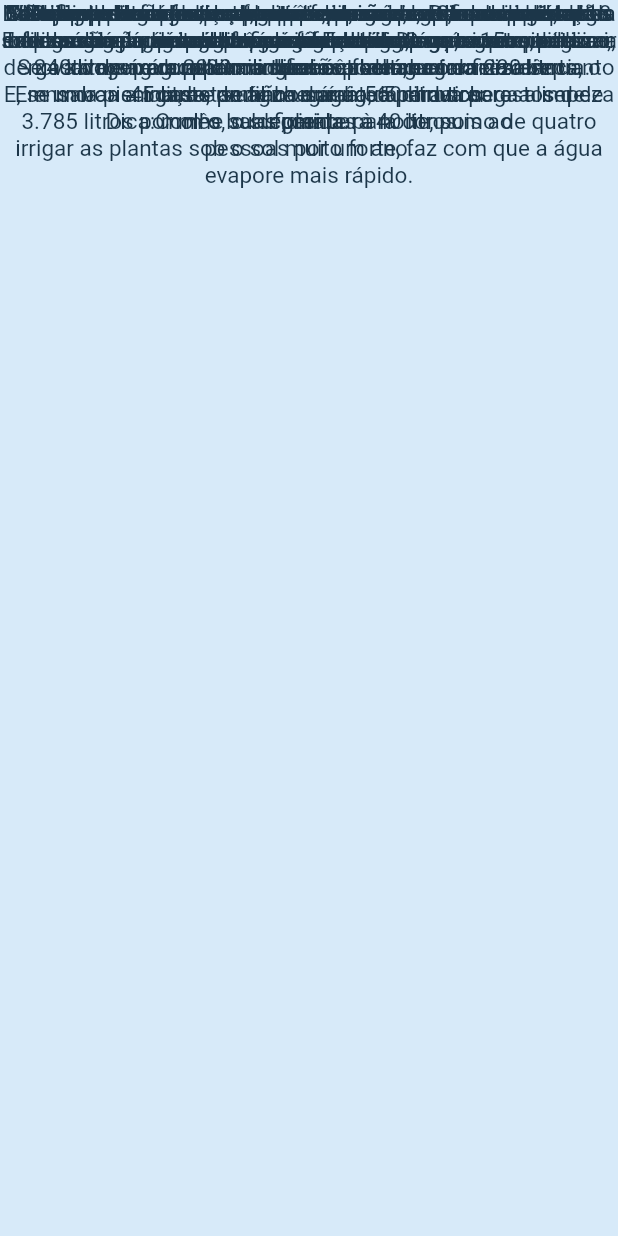
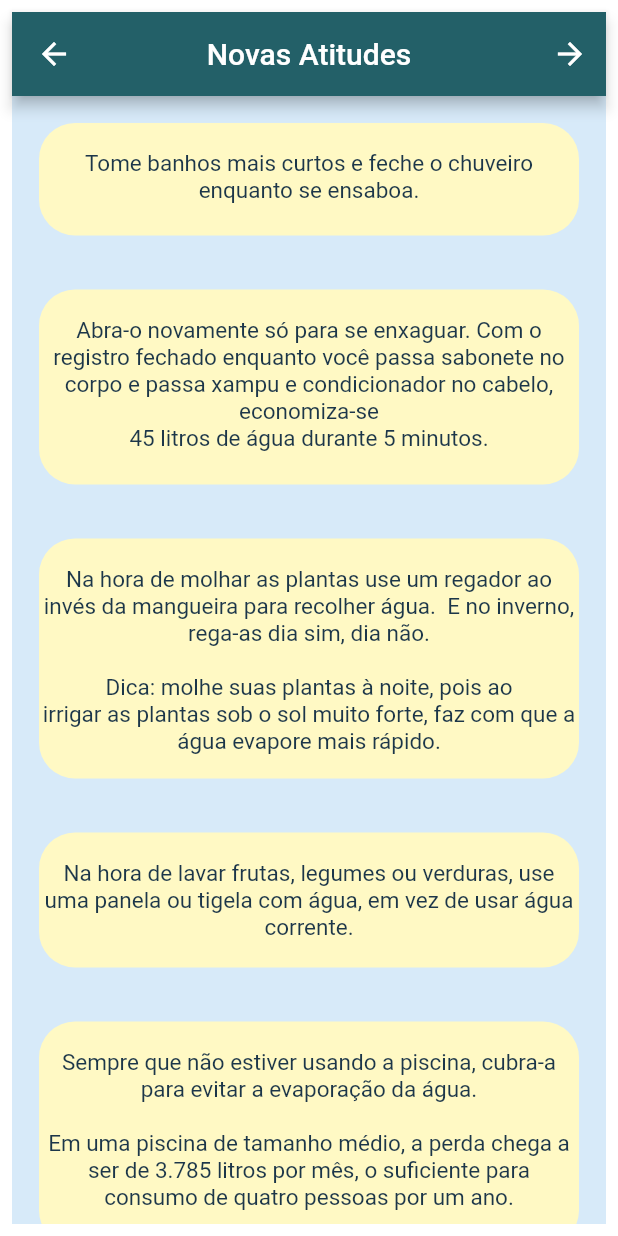
Before and after one commit to EcoBudget/EcoBudget, a Flutter app: the casaaguadicas1 screen opened directly, on a phone screen of 412 x 824 dp. Run offline on Flutter 3.47's test engine with Material 2 defaults, Android fonts, the light colour scheme and no system bars; our stand-ins replace flutter_svg; missing offline and left inert: adobe_xd; Roboto replaces fonts that are missing (Segoe UI).

Commit message:
casa -> agua consertada

```diff
--- a/ecobudget_app/lib/casa/agua/casaagua.dart
+++ b/ecobudget_app/lib/casa/agua/casaagua.dart
@@ -24,7 +24,7 @@ class casaagua extends StatelessWidget {
               children: <Widget>[
                       // Adobe XD layer: 'Posts' (group)
                             Text(
-                          '\nINTRODUÇÃO\n',
+                          '\nINTRODUÇÃO',
                           style: TextStyle(
                             fontFamily: 'Arial',
                             fontSize: 20,
--- a/ecobudget_app/lib/casa/agua/casaaguadicas1.dart
+++ b/ecobudget_app/lib/casa/agua/casaaguadicas1.dart
@@ -1,3 +1,4 @@
+import 'package:ecobudget_app/casa/agua/casaaguadicas2.dart';
 import 'package:flutter/material.dart';
 import 'package:adobe_xd/pinned.dart';
 
@@ -5,99 +6,45 @@ class casaaguadicas1 extends StatelessWidget {
   //casaaguadicas1({Key key,}) : super(key: key);
   @override
   Widget build(BuildContext context) {
-    return Scaffold(
+    return Padding(
+      padding: const EdgeInsets.all(8.0),
+      child: Scaffold(
+        appBar: AppBar(
+          leading: BackButton(
+            onPressed: () {
+              Navigator.pop(context);
+            },
+          ),
+          title: Text("Novas Atitudes"),
+          centerTitle: true,
+          backgroundColor: Color(0xff236068),
+          actions: [
+            IconButton(
+              onPressed: () {
+                Navigator.push(context, MaterialPageRoute(builder: (context) {
+                  return casaaguadicas2();
+                }));
+              },
+              icon: Icon(Icons.arrow_forward),
+              tooltip: 'Mudanças Estruturais',
+            ),
+          ],
+        ),
         backgroundColor: const Color(0xffd7eaf9),
-      body: Stack(
+        body: ListView(
           children: <Widget>[
-          Pinned.fromPins(
-            Pin(size: 6.0, middle: 0.4463),
-            Pin(size: 11.0, middle: 0.3956),
+
+            Padding(
+              padding: const EdgeInsets.all(8.0),
+              child: Container(
+                height: 75,
+                margin: EdgeInsets.all(10),
+                decoration: BoxDecoration(
+                  color: Colors.yellow[100],
+                  borderRadius: BorderRadius.circular(24),
+                ),
                 child: Text(
-              '',
-              style: TextStyle(
-                fontFamily: 'Segoe UI',
-                fontSize: 15,
-                color: const Color(0xff1c3649),
-              ),
-              textAlign: TextAlign.center,
-            ),
-          ),
-          Pinned.fromPins(
-            Pin(size: 22.0, middle: 0.7308),
-            Pin(size: 6.0, middle: 0.4056),
-            child: Text(
-              '',
-              style: TextStyle(
-                fontFamily: 'Segoe UI',
-                fontSize: 15,
-                color: const Color(0xff1c3649),
-              ),
-              textAlign: TextAlign.center,
-            ),
-          ),
-          Pinned.fromPins(
-            Pin(size: 4.0, middle: 0.4775),
-            Pin(size: 9.0, middle: 0.4473),
-            child: Text(
-              '',
-              style: TextStyle(
-                fontFamily: 'Segoe UI',
-                fontSize: 15,
-                color: const Color(0xff1c3649),
-              ),
-              textAlign: TextAlign.center,
-            ),
-          ),
-          Pinned.fromPins(
-            Pin(size: 5.0, middle: 0.4704),
-            Pin(size: 21.0, middle: 0.454),
-            child: Text(
-              '',
-              style: TextStyle(
-                fontFamily: 'Segoe UI',
-                fontSize: 15,
-                color: const Color(0xff1c3649),
-              ),
-              textAlign: TextAlign.center,
-            ),
-          ),
-          Pinned.fromPins(
-            Pin(size: 0.0, middle: 0.3139),
-            Pin(size: 0.0, middle: 0.4579),
-            child: Text(
-              '',
-              style: TextStyle(
-                fontFamily: 'Segoe UI',
-                fontSize: 15,
-                color: const Color(0xff1c3649),
-              ),
-              textAlign: TextAlign.center,
-            ),
-          ),
-          Pinned.fromPins(
-            Pin(size: 126.0, start: 47.0),
-            Pin(size: 18.0, middle: 0.4563),
-            child: Text(
-              '',
-              style: TextStyle(
-                fontFamily: 'Segoe UI',
-                fontSize: 15,
-                color: const Color(0xff1c3649),
-              ),
-              textAlign: TextAlign.center,
-            ),
-          ),
-          Container(),
-          Container(),
-          Pinned.fromPins(
-            Pin(start: 32.0, end: 32.0),
-            Pin(size: 46.0, start: 160.0),
-            child: Transform.rotate(
-              angle: 0.0,
-              child: Scrollbar(
-                child: SingleChildScrollView(
-                  child: Text(
-                    '  Tome banhos mais curtos e feche o chuveiro enquanto se ensaboa.\n\n',
+                  '\nTome banhos mais curtos e feche o chuveiro enquanto se ensaboa.\n\n',
                   style: TextStyle(
                     fontFamily: 'Segoe UI',
                     fontSize: 15,
@@ -107,13 +54,17 @@ class casaaguadicas1 extends StatelessWidget {
                 ),
               ),
             ),
+      Padding(
+        padding: const EdgeInsets.all(8.0),
+        child: Container(
+          height: 130,
+          margin: EdgeInsets.all(10),
+          decoration: BoxDecoration(
+            color: Colors.yellow[100],
+            borderRadius: BorderRadius.circular(24),
           ),
-          ),
-          Pinned.fromPins(
-            Pin(start: 44.0, end: 32.0),
-            Pin(size: 105.0, start: 206.0),
-            child: Text(
-              'Abra-o novamente só para se enxaguar. Com o registro fechado enquanto você passa sabonete no corpo e passa xampu e condicionador no cabelo, economiza-se \n45 litros de água durante 5 minutos.',
+          child:Text(
+                '\nAbra-o novamente só para se enxaguar. Com o registro fechado enquanto você passa sabonete no corpo e passa xampu e condicionador no cabelo, economiza-se \n45 litros de água durante 5 minutos.',
                 style: TextStyle(
                   fontFamily: 'Segoe UI',
                   fontSize: 15,
@@ -121,19 +72,20 @@ class casaaguadicas1 extends StatelessWidget {
                 ),
                 textAlign: TextAlign.center,
               ),
+        )
       ),
-          Container(),
-          Container(),
-          Container(),
-          Container(),
-          Container(),
-          Container(),
-          Container(),
-          Pinned.fromPins(
-            Pin(start: 39.0, end: 38.0),
-            Pin(size: 172.0, middle: 0.6436),
-            child: Text(
-              'Na hora de molhar as plantas use um regador ao invés da mangueira para recolher água.  E no inverno, rega-as dia sim, dia não. \n\nDica: molhe suas plantas à noite, pois ao\nirrigar as plantas sob o sol muito forte, faz com que a água evapore mais rápido.',
+
+      Padding(
+        padding: const EdgeInsets.all(8.0),
+        child: Container(
+          height: 160,
+          margin: EdgeInsets.all(10),
+          decoration: BoxDecoration(
+            color: Colors.yellow[100],
+            borderRadius: BorderRadius.circular(24),
+          ),
+          child:Text(
+                '\nNa hora de molhar as plantas use um regador ao invés da mangueira para recolher água.  E no inverno, rega-as dia sim, dia não. \n\nDica: molhe suas plantas à noite, pois ao\nirrigar as plantas sob o sol muito forte, faz com que a água evapore mais rápido.',
                 style: TextStyle(
                   fontFamily: 'Segoe UI',
                   fontSize: 15,
@@ -141,14 +93,20 @@ class casaaguadicas1 extends StatelessWidget {
                 ),
                 textAlign: TextAlign.center,
               ),
+        )
       ),
-          Container(),
-          Container(),
-          Pinned.fromPins(
-            Pin(start: 39.0, end: 38.0),
-            Pin(size: 69.0, middle: 0.7036),
-            child: Text(
-              'Na hora de lavar frutas, legumes ou verduras, use uma panela ou tigela com água, em vez de usar água corrente.',
+
+      Padding(
+        padding: const EdgeInsets.all(8.0),
+        child: Container(
+          height: 90,
+          margin: EdgeInsets.all(10),
+          decoration: BoxDecoration(
+            color: Colors.yellow[100],
+            borderRadius: BorderRadius.circular(24),
+          ),
+          child:Text(
+                '\nNa hora de lavar frutas, legumes ou verduras, use uma panela ou tigela com água, em vez de usar água corrente.',
                 style: TextStyle(
                   fontFamily: 'Segoe UI',
                   fontSize: 15,
@@ -156,13 +114,20 @@ class casaaguadicas1 extends StatelessWidget {
                 ),
                 textAlign: TextAlign.center,
               ),
+        )
       ),
-          Container(),
-          Pinned.fromPins(
-            Pin(start: 45.0, end: 52.0),
-            Pin(size: 162.0, end: 418.0),
-            child: Text(
-              'Sempre que não estiver usando a piscina, cubra-a para evitar a evaporação da água.\n\nEm uma piscina de tamanho médio, a perda chega a ser de 3.785 litros por mês, o suficiente para consumo de quatro pessoas por um ano.',
+
+      Padding(
+        padding: const EdgeInsets.all(8.0),
+        child: Container(
+          height: 150,
+          margin: EdgeInsets.all(10),
+          decoration: BoxDecoration(
+            color: Colors.yellow[100],
+            borderRadius: BorderRadius.circular(24),
+          ),
+          child:Text(
+                '\nSempre que não estiver usando a piscina, cubra-a para evitar a evaporação da água.\n\nEm uma piscina de tamanho médio, a perda chega a ser de 3.785 litros por mês, o suficiente para consumo de quatro pessoas por um ano.',
                 style: TextStyle(
                   fontFamily: 'Segoe UI',
                   fontSize: 15,
@@ -170,15 +135,20 @@ class casaaguadicas1 extends StatelessWidget {
                 ),
                 textAlign: TextAlign.center,
               ),
+        )
       ),
-          Container(),
-          Pinned.fromPins(
-            Pin(start: 37.0, end: 36.0),
-            Pin(size: 67.0, start: 492.0),
-            child: Scrollbar(
-              child: SingleChildScrollView(
-                child: Text(
-                  'Verifique se fechou bem sua torneira e certifique-se de que não há nenhum vazamento na sua casa. \n',
+
+      Padding(
+        padding: const EdgeInsets.all(8.0),
+        child: Container(
+          height: 180,
+          margin: EdgeInsets.all(10),
+          decoration: BoxDecoration(
+            color: Colors.yellow[100],
+            borderRadius: BorderRadius.circular(24),
+          ),
+          child:Text(
+                    '\nVerifique se fechou bem sua torneira e certifique-se de que não há nenhum vazamento na sua casa.\n\nTorneiras pingando, em um ano, liberam em torno de 14 a 18 mil litros a mais de água.\n\nFeche a torneira enquanto lava as mãos, enquanto escova os dentes e faz a barba.',
                     style: TextStyle(
                       fontFamily: 'Segoe UI',
                       fontSize: 15,
@@ -186,14 +156,22 @@ class casaaguadicas1 extends StatelessWidget {
                     ),
                     textAlign: TextAlign.center,
                   ),
+        )
       ),
+
+
+
+      Padding(
+        padding: const EdgeInsets.all(8.0),
+        child: Container(
+          height: 125,
+          margin: EdgeInsets.all(10),
+          decoration: BoxDecoration(
+            color: Colors.yellow[100],
+            borderRadius: BorderRadius.circular(24),
           ),
-          ),
-          Pinned.fromPins(
-            Pin(start: 58.0, end: 46.0),
-            Pin(size: 64.0, middle: 0.1962),
-            child: Text(
-              'Torneiras pingando, em um ano, liberam em torno de 14 a 18 mil litros a mais de água.',
+          child:Text(
+                '\nReaproveite água sempre que possível. Por exemplo, se sobrar água na sua garrafinha de um dia para o outro, utilize-a para molhar as plantas. \nE, se morar em casa, reutilize a água da chuva para a limpeza geral.',
                 style: TextStyle(
                   fontFamily: 'Segoe UI',
                   fontSize: 15,
@@ -201,37 +179,19 @@ class casaaguadicas1 extends StatelessWidget {
                 ),
                 textAlign: TextAlign.center,
               ),
+        )
       ),
-          Pinned.fromPins(
-            Pin(start: 35.0, end: 38.0),
-            Pin(size: 53.0, start: 365.0),
-            child: Text(
-              'Feche a torneira enquanto lava as mãos, enquanto escova os dentes e faz a barba.',
-              style: TextStyle(
-                fontFamily: 'Segoe UI',
-                fontSize: 15,
-                color: const Color(0xff1c3649),
+
+      Padding(
+        padding: const EdgeInsets.all(8.0),
+        child: Container(
+          height: 120,
+          margin: EdgeInsets.all(10),
+          decoration: BoxDecoration(
+            color: Colors.yellow[100],
+            borderRadius: BorderRadius.circular(24),
           ),
-              textAlign: TextAlign.center,
-            ),
-          ),
-          Pinned.fromPins(
-            Pin(start: 45.0, end: 45.0),
-            Pin(size: 129.0, middle: 0.2475),
-            child: Text(
-              'Reaproveite água sempre que possível. Por exemplo, se sobrar água na sua garrafinha de um dia para o outro, utilize-a para molhar as plantas. \nE, se morar em casa, reutilize a água da chuva para a limpeza geral.',
-              style: TextStyle(
-                fontFamily: 'Segoe UI',
-                fontSize: 15,
-                color: const Color(0xff1c3649),
-              ),
-              textAlign: TextAlign.center,
-            ),
-          ),
-          Pinned.fromPins(
-            Pin(start: 47.0, end: 46.0),
-            Pin(size: 147.0, middle: 0.3279),
-            child: Text(
+          child:Text(
                 '\nE ao ensaboar, deixe a torneira fechada. O consumo pode cair de 240 litros para 20 litros se você fechar a torneira enquanto ensaboa a louça e se não usar água para tirar restos de\ncomida.',
                 style: TextStyle(
                   fontFamily: 'Segoe UI',
@@ -240,12 +200,19 @@ class casaaguadicas1 extends StatelessWidget {
                 ),
                 textAlign: TextAlign.center,
               ),
+        )
       ),
-          Pinned.fromPins(
-            Pin(start: 21.0, end: 20.0),
-            Pin(size: 46.0, middle: 0.3875),
-            child: Text(
-              'Não jogue lixo no vazo sanitário, e não pressione a descarga por muito tempo.',
+      Padding(
+        padding: const EdgeInsets.all(8.0),
+        child: Container(
+          height: 150,
+          margin: EdgeInsets.all(10),
+          decoration: BoxDecoration(
+            color: Colors.yellow[100],
+            borderRadius: BorderRadius.circular(24),
+          ),
+          child:Text(
+                '\nNão jogue lixo no vazo sanitário, e não pressione a descarga por muito tempo.\n\nLave roupa com menos frequência, e acumule as roupas para utilizar a máquina de lavar na capacidade máxima quando o fizer.',
                 style: TextStyle(
                   fontFamily: 'Segoe UI',
                   fontSize: 15,
@@ -253,12 +220,21 @@ class casaaguadicas1 extends StatelessWidget {
                 ),
                 textAlign: TextAlign.center,
               ),
+        )
       ),
-          Pinned.fromPins(
-            Pin(start: 47.0, end: 46.0),
-            Pin(size: 107.0, middle: 0.4359),
-            child: Text(
-              'Lave roupa com menos frequência, e acumule as roupas para utilizar a máquina de lavar na capacidade máxima quando o fizer.',
+
+
+      Padding(
+        padding: const EdgeInsets.all(8.0),
+        child: Container(
+          height: 220,
+          margin: EdgeInsets.all(10),
+          decoration: BoxDecoration(
+            color: Colors.yellow[100],
+            borderRadius: BorderRadius.circular(24),
+          ),
+          child:Text(
+                '\nNa limpeza de calçadas opte por vassouras ao invés de baldes com água para lavar a calçada. Durante 15 minutos o gasto de água pela mangueira pode chegara 280 litros.\n\nNa limpeza do carro troque a mangueira por um balde de água. \nSe a lavagem dura 30 minutos e a mangueira fica aberta, o gasto pode chegar a 560 litros. \nCom o balde, cai para 40 litros.',
                 style: TextStyle(
                   fontFamily: 'Segoe UI',
                   fontSize: 15,
@@ -266,12 +242,21 @@ class casaaguadicas1 extends StatelessWidget {
                 ),
                 textAlign: TextAlign.center,
               ),
+        )
       ),
-          Pinned.fromPins(
-            Pin(start: 39.0, end: 38.0),
-            Pin(size: 125.0, middle: 0.5681),
+
+
+      Padding(
+        padding: const EdgeInsets.all(8.0),
+        child: Container(
+          height: 100,
+          margin: EdgeInsets.all(10),
+          decoration: BoxDecoration(
+            color: Colors.yellow[100],
+            borderRadius: BorderRadius.circular(24),
+          ),
           child: Text(
-              'Na limpeza de calçadas opte por vassouras ao invés de baldes com água para lavar a calçada. Durante 15 minutos o gasto de água pela mangueira pode chegara 280 litros.',
+                '\nVale ressaltar que em apartamentos, em virtude da variação da pressão da água, o consumo é maior, logo, ao economizar, a economia também será maior.\n',
                 style: TextStyle(
                   fontFamily: 'Segoe UI',
                   fontSize: 15,
@@ -279,12 +264,20 @@ class casaaguadicas1 extends StatelessWidget {
                 ),
                 textAlign: TextAlign.center,
               ),
+        )
       ),
-          Pinned.fromPins(
-            Pin(start: 49.0, end: 48.0),
-            Pin(size: 122.0, middle: 0.766),
-            child: Text(
-              'Na limpeza do carro troque a mangueira por um balde de água. \nSe a lavagem dura 30 minutos e a mangueira fica aberta, o gasto pode chegar a 560 litros. \nCom o balde, cai para 40 litros.',
+
+      Padding(
+        padding: const EdgeInsets.all(8.0),
+        child: Container(
+          height: 160,
+          margin: EdgeInsets.all(10),
+          decoration: BoxDecoration(
+            color: Colors.yellow[100],
+            borderRadius: BorderRadius.circular(24),
+          ),
+          child:Text(
+                '\nCaso lave as roupas no tanque deixe elas de molho usando a mesma água para esfregar e ensaboar, e aproveite a água nova do enxágue para limpar outras áreas da residência.\n\nAntes de lavar a louça, retire e \nexcesso de comida sem usar água. \n',
                 style: TextStyle(
                   fontFamily: 'Segoe UI',
                   fontSize: 15,
@@ -292,75 +285,11 @@ class casaaguadicas1 extends StatelessWidget {
                 ),
                 textAlign: TextAlign.center,
               ),
+        )
       ),
-          Pinned.fromPins(
-            Pin(size: 0.0, end: 11.0),
-            Pin(size: 0.0, middle: 0.5355),
-            child: Text(
-              '',
-              style: TextStyle(
-                fontFamily: 'Segoe UI',
-                fontSize: 15,
-                color: const Color(0xff1c3649),
+
+          ],
         ),
-              textAlign: TextAlign.center,
-            ),
-          ),
-          Pinned.fromPins(
-            Pin(size: 0.0, end: 0.0),
-            Pin(size: 0.0, middle: 0.6066),
-            child: Text(
-              '',
-              style: TextStyle(
-                fontFamily: 'Segoe UI',
-                fontSize: 15,
-                color: const Color(0xff1c3649),
-              ),
-              textAlign: TextAlign.center,
-            ),
-          ),
-          Container(),
-          Pinned.fromPins(
-            Pin(start: 39.0, end: 25.0),
-            Pin(size: 102.0, end: 230.0),
-            child: Text(
-              'Vale ressaltar que em apartamentos, em virtude da variação da pressão da água, o consumo é maior, logo, ao economizar, a economia também será maior.\n',
-              style: TextStyle(
-                fontFamily: 'Segoe UI',
-                fontSize: 15,
-                color: const Color(0xff1c3649),
-              ),
-              textAlign: TextAlign.center,
-            ),
-          ),
-          Container(),
-          Pinned.fromPins(
-            Pin(start: 48.0, end: 48.0),
-            Pin(size: 136.0, middle: 0.5034),
-            child: Text(
-              'Caso lave as roupas no tanque deixe elas de molho usando a mesma água para esfregar e ensaboar, e aproveite a água nova do enxágue para limpar outras áreas da residência.',
-              style: TextStyle(
-                fontFamily: 'Segoe UI',
-                fontSize: 15,
-                color: const Color(0xff1c3649),
-              ),
-              textAlign: TextAlign.center,
-            ),
-          ),
-          Pinned.fromPins(
-            Pin(size: 232.0, middle: 0.5469),
-            Pin(size: 60.0, middle: 0.3095),
-            child: Text(
-              'Antes de lavar a louça, retire e \nexcesso de comida sem usar água. \n',
-              style: TextStyle(
-                fontFamily: 'Segoe UI',
-                fontSize: 15,
-                color: const Color(0xff1c3649),
-              ),
-              textAlign: TextAlign.center,
-            ),
-          ),
-        ],
       ),
     );
   }
```
Also changed, not shown: ecobudget_app/lib/casa/agua/casaaguadicas2.dart (+110 -93 lines), ecobudget_app/assets/images/aegua_1.png (added), ecobudget_app/assets/images/aegua_2.png (added), ecobudget_app/assets/images/aegua_3.png (added), ecobudget_app/assets/images/aegua_4.png (added), ecobudget_app/assets/images/aegua_5.png (added), ecobudget_app/assets/images/aegua_6.png (added), ecobudget_app/assets/images/aegua_7.png (added), ecobudget_app/assets/images/aegua_8.png (added), ecobudget_app/assets/images/aegua_9.png (added), ecobudget_app/assets/images/energia_icone.jpg (added), ecobudget_app/assets/images/tabela_lampadas.png (added). Lines whose indentation alone changed are shown as unchanged.
